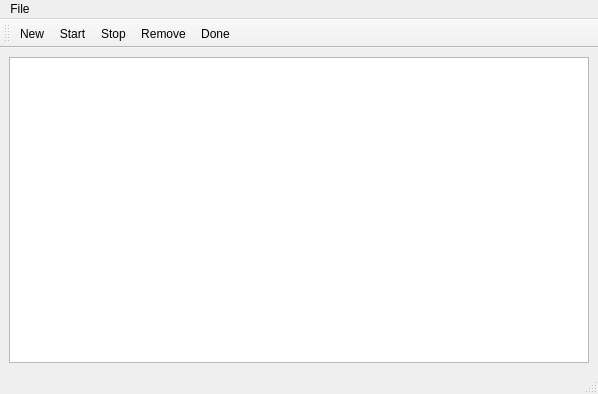
Old version of the form jobtimer.ui in the repository cmusik/tasktimer.
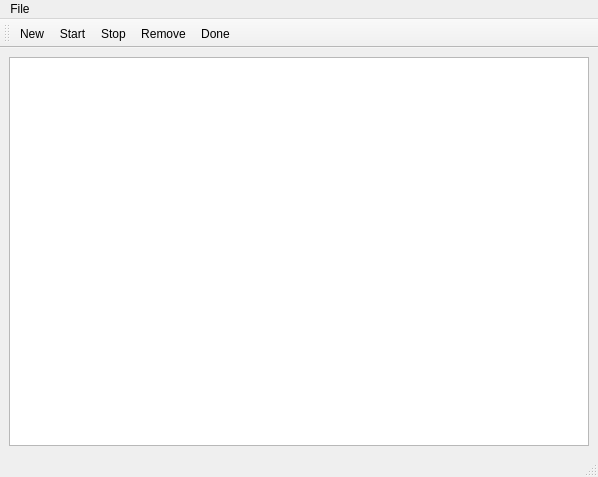
New version of the form.

Patch:
```diff
--- a/jobtimer.ui
+++ b/jobtimer.ui
@@ -6,7 +6,7 @@
     <x>0</x>
     <y>0</y>
     <width>598</width>
-    <height>394</height>
+    <height>477</height>
    </rect>
   </property>
   <property name="windowTitle" >
```
Left out of the diff: 13 changed lines with no effect on the pictures.
